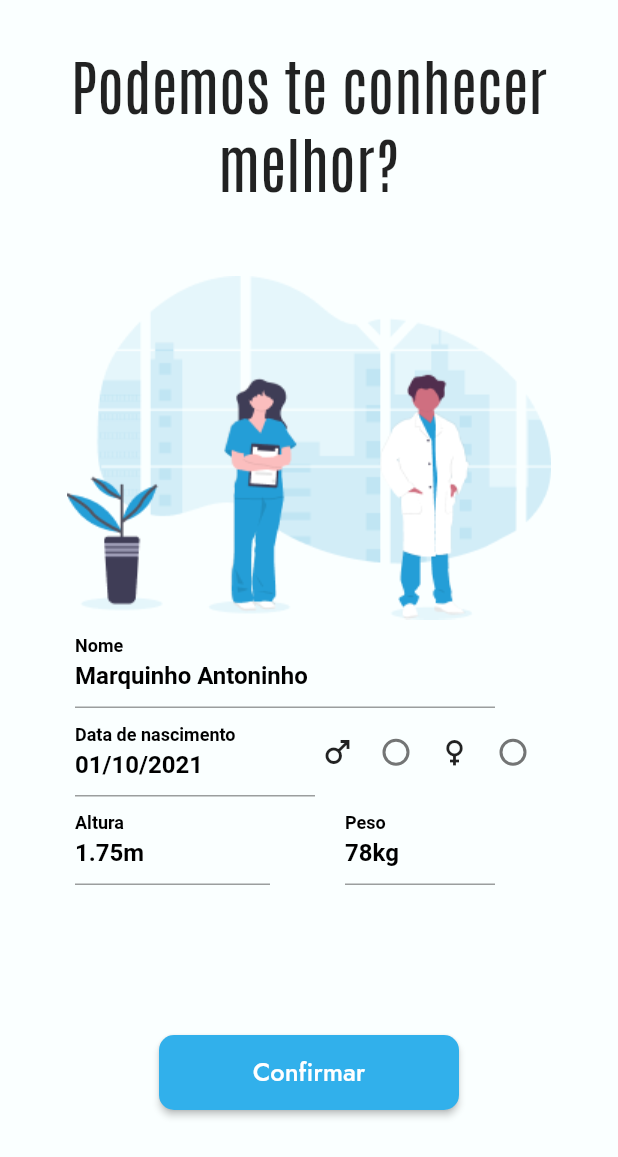
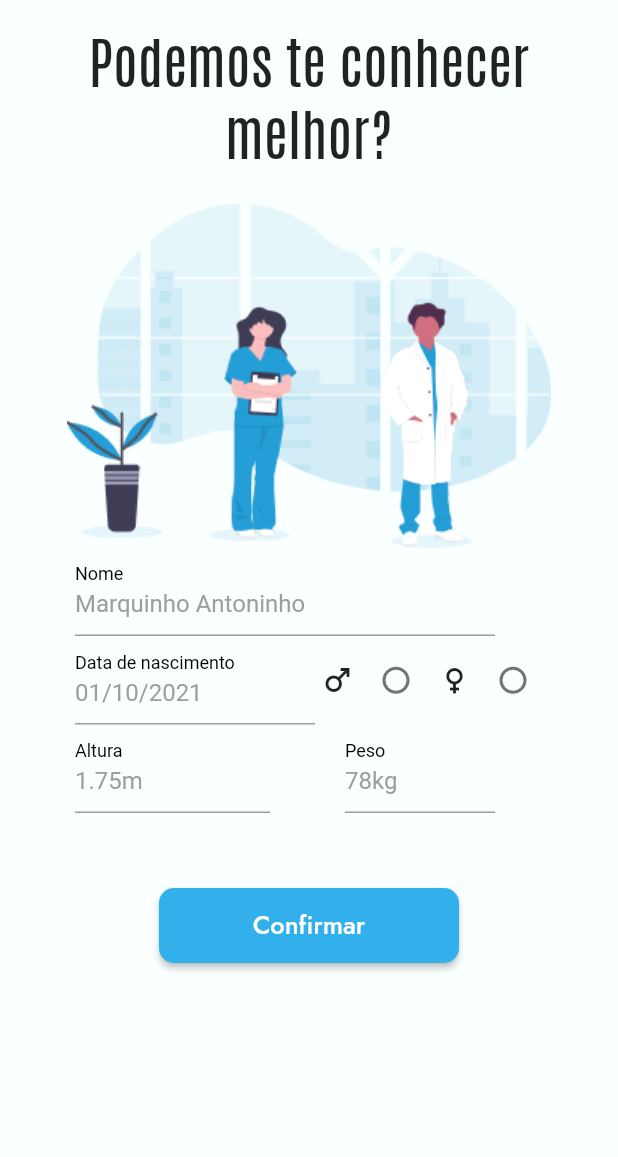
Before and after one commit to marco052/appremedios, a Flutter app: the screen it shows after launch, on a phone screen of 412 x 824 dp. Shown: the top 1157 px of the screen. Run offline on Flutter 3.47's test engine with Material 2 defaults, Android fonts, the phone set to English and light mode, and no system bars; our stand-ins replace flutter_local_notifications, flutter_mobx, google_fonts, mobx, sqflite, timezone; accounts and stored records are empty.

Commit message:
adjust pages layour

```diff
--- a/lib/modules/user_info/cadastro_page.dart
+++ b/lib/modules/user_info/cadastro_page.dart
@@ -90,6 +90,7 @@ class _CadastroPageState extends State<CadastroPage> {
             body: SingleChildScrollView(
               child: Container(
                   width: double.infinity,
+                  height: MediaQuery.of(context).size.height,
                   color: AppColors.background,
                   child: () {
                     return Column(
@@ -97,16 +98,16 @@ class _CadastroPageState extends State<CadastroPage> {
                       mainAxisAlignment: MainAxisAlignment.start,
                       children: <Widget>[
                         SizedBox(
-                          height: 30,
+                          height: 15,
                         ),
                         Text("Podemos te conhecer melhor?",
                             textAlign: TextAlign.center,
                             style: TextStyle(
                                 fontFamily: "Antonio",
-                                fontSize: 40,
+                                fontSize: 37,
                                 fontWeight: FontWeight.normal)),
                         SizedBox(
-                          height: 50,
+                          height: 25,
                         ),
                         (Image.asset(AppImages.doctors)),
                         Row(children: <Widget>[
@@ -121,12 +122,12 @@ class _CadastroPageState extends State<CadastroPage> {
                                   floatingLabelBehavior:
                                       FloatingLabelBehavior.always,
                                   hintStyle: TextStyle(
-                                      color: Colors.black,
-                                      fontWeight: FontWeight.bold),
+                                      color: Colors.grey[500],
+                                      fontWeight: FontWeight.normal),
                                   labelText: 'Nome',
                                   labelStyle: TextStyle(
                                       color: Colors.black,
-                                      fontWeight: FontWeight.bold),
+                                      fontWeight: FontWeight.normal),
                                   hintText: 'Marquinho Antoninho',
                                 ),
                               )),
@@ -143,12 +144,12 @@ class _CadastroPageState extends State<CadastroPage> {
                                   floatingLabelBehavior:
                                       FloatingLabelBehavior.always,
                                   hintStyle: TextStyle(
-                                      color: Colors.black,
-                                      fontWeight: FontWeight.bold),
+                                      color: Colors.grey[500],
+                                      fontWeight: FontWeight.normal),
                                   labelText: 'Data de nascimento',
                                   labelStyle: TextStyle(
                                       color: Colors.black,
-                                      fontWeight: FontWeight.bold),
+                                      fontWeight: FontWeight.normal),
                                   hintText: '01/10/2021',
                                 ),
                               )),
@@ -194,12 +195,12 @@ class _CadastroPageState extends State<CadastroPage> {
                                     floatingLabelBehavior:
                                         FloatingLabelBehavior.always,
                                     hintStyle: TextStyle(
-                                        color: Colors.black,
-                                        fontWeight: FontWeight.bold),
+                                        color: Colors.grey[500],
+                                      fontWeight: FontWeight.normal),
                                     labelText: 'Altura',
                                     labelStyle: TextStyle(
                                         color: Colors.black,
-                                        fontWeight: FontWeight.bold),
+                                        fontWeight: FontWeight.normal),
                                     hintText: '1.75m',
                                   ),
                                 )),
@@ -214,18 +215,18 @@ class _CadastroPageState extends State<CadastroPage> {
                                     floatingLabelBehavior:
                                         FloatingLabelBehavior.always,
                                     hintStyle: TextStyle(
-                                        color: Colors.black,
-                                        fontWeight: FontWeight.bold),
+                                        color: Colors.grey[500],
+                                      fontWeight: FontWeight.normal),
                                     labelText: 'Peso',
                                     labelStyle: TextStyle(
                                         color: Colors.black,
-                                        fontWeight: FontWeight.bold),
+                                        fontWeight: FontWeight.normal),
                                     hintText: '78kg',
                                   ),
                                 ))
                           ],
                         ),
-                        SizedBox(height: 100),
+                        SizedBox(height: 50),
                         SizedBox(
                           height: 50,
                           width: 200,
--- a/lib/shared/services/medicine.dart
+++ b/lib/shared/services/medicine.dart
@@ -3,7 +3,7 @@ import 'dart:convert';
 import 'package:http/http.dart' as http;
 
 Future<List> listAll() async {
-  var url = Uri.parse('http://192.168.0.114:3000/medicine');
+  var url = Uri.parse('http://192.168.0.6:3000/medicine');
   var response = await http.get(url);
   var json = jsonDecode(response.body);
   return json;
```
Also changed, not shown: lib/modules/add_medicine/add_medicine.dart (+12 -6 lines).
